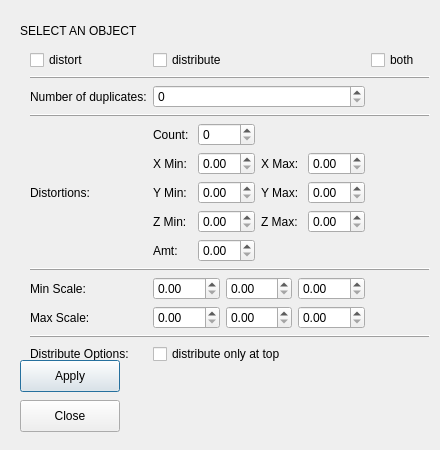
This is PlantGenerator/gui.ui in nMDaas/MayaPlugins as Qt 5 draws it before an edit. The edited form follows.
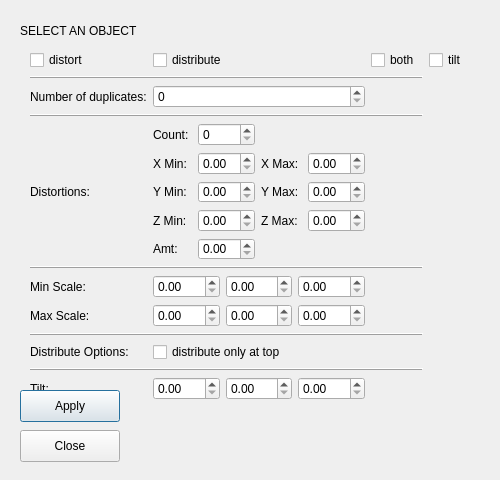
This is the edited form.

Commit message: able to provide tilt options in gui (can tilt multiple leaves at once)

Diff of the .ui file:
```diff
--- a/PlantGenerator/gui.ui
+++ b/PlantGenerator/gui.ui
@@ -7,8 +7,8 @@
             <rect>
                 <x>0</x>
                 <y>0</y>
-                <width>440</width>
-                <height>450</height>
+                <width>500</width>
+                <height>480</height>
             </rect>
         </property>
 
@@ -35,7 +35,7 @@
                 <rect>
                     <x>30</x>
                     <y>50</y>
-                    <width>400</width>
+                    <width>450</width>
                     <height>370</height>
                 </rect>
             </property>
@@ -64,6 +64,13 @@
                         </property>
                     </widget>
                 </item>
+                <item row="0" column="3">
+                    <widget class="QCheckBox" name="tilt_checkbox">
+                        <property name="text">
+                            <string>tilt</string>
+                        </property>
+                    </widget>
+                </item>
 
                 <!--row 1 -->
                 <item row="1" column="0" colspan="3">
@@ -283,6 +290,40 @@
                     </widget>
                 </item>
 
+                <!-- row 10 -->
+                <item row="10" column="0" colspan="3">
+                    <widget class="QFrame">
+                        <property name="frameShape">
+                            <enum>QFrame::HLine</enum>
+                        </property>
+                        <property name="frameShadow">
+                            <enum>QFrame::Raised</enum>
+                        </property>
+                    </widget>
+                </item>
+
+                <!-- row 11 -->
+                <item row="11" column="0">
+                    <widget class="QLabel">
+                        <property name="text">
+                            <string>Tilt: </string>
+                        </property>
+                    </widget>
+                </item>
+                <item row="11" column="1">
+                    <layout class="QGridLayout" name="gridLayout_4" >
+                        <item row="0" column="0">
+                            <widget class="QDoubleSpinBox" name="X_tilt"/>
+                        </item>
+                        <item row="0" column="1">
+                            <widget class="QDoubleSpinBox" name="Y_tilt"/>
+                        </item>
+                        <item row="0" column="2">
+                            <widget class="QDoubleSpinBox" name="Z_tilt"/>
+                        </item>
+                    </layout>
+                </item>
+
                  <!-- row 12 -->
                 <item row="12" column="0">
                     <widget class="QLabel" name="warnings">
@@ -299,7 +340,7 @@
             <property name="geometry">
                 <rect>
                     <x>20</x>
-                    <y>360</y>
+                    <y>390</y>
                     <width>100</width>
                     <height>32</height>
                 </rect>
@@ -313,7 +354,7 @@
             <property name="geometry">
                 <rect>
                     <x>20</x>
-                    <y>400</y>
+                    <y>430</y>
                     <width>100</width>
                     <height>32</height>
                 </rect>
```
The commit also changes 2 other files.
